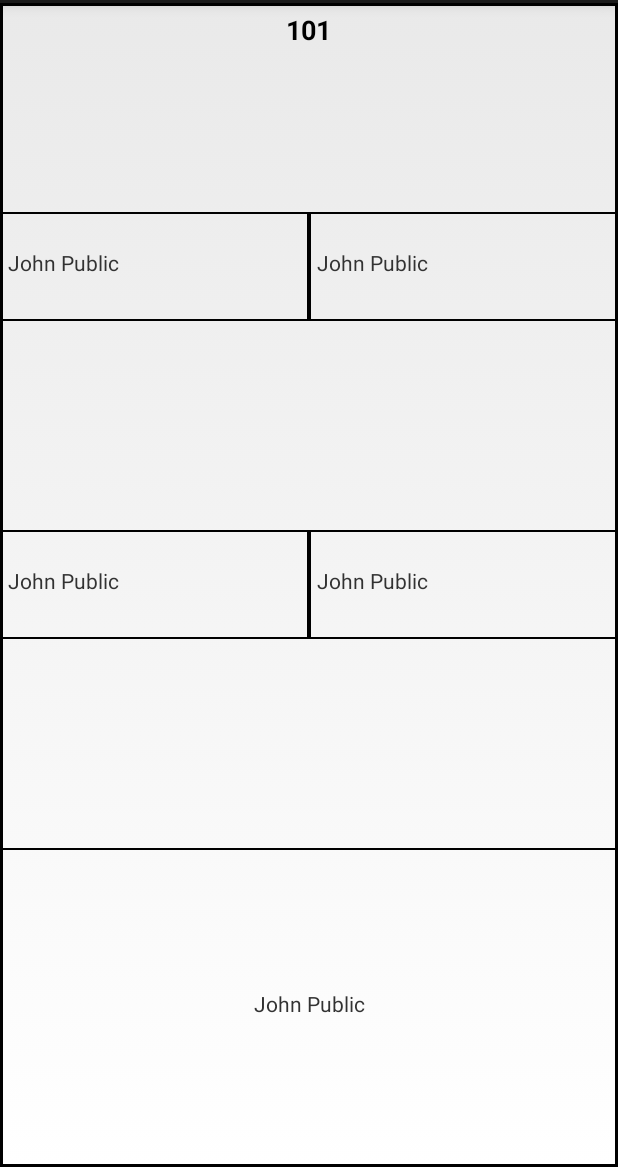
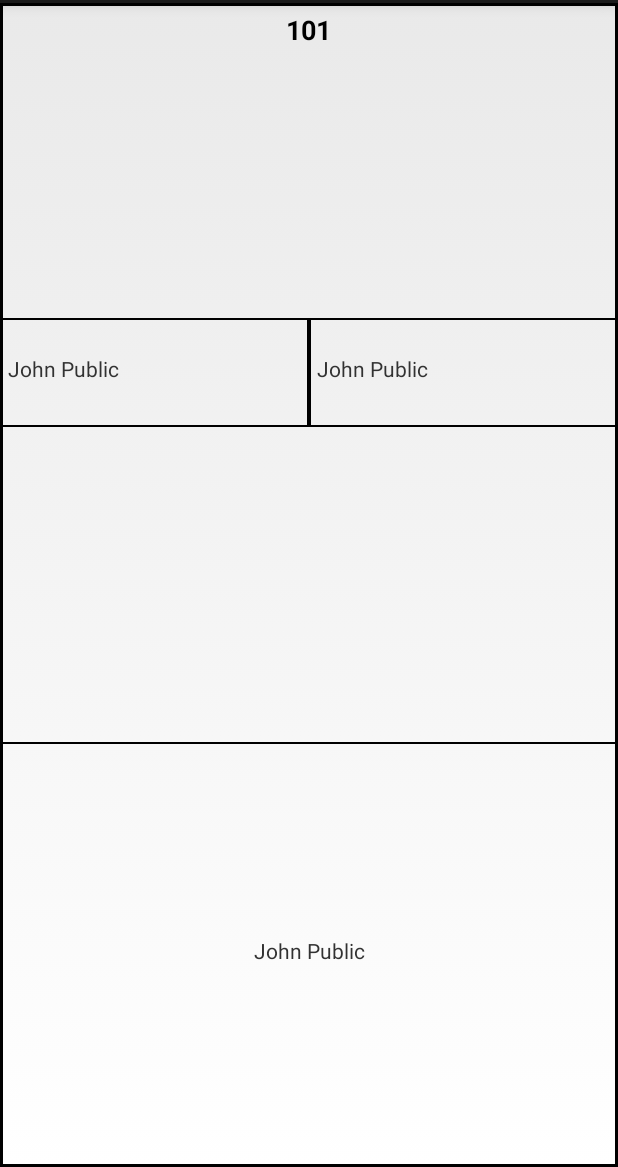
Before and after one commit to cartersm/RAFinder, an Android app: the layout layout_hall_roster_item.xml on its own in the app's theme, with its tools: preview values and no code run, on a phone screen of 412 x 824 dp, the part 69-1236 px from its top. Run offline under Robolectric (Android 15) with nearby library versions, the phone set to English and light mode, and no system bars.

Commit message:
Fixed hall roster for new DB
Also fixed a regression with Employee.statusDetail not being assigned.

```diff
--- a/Android/RAFinder/app/src/main/java/edu/rosehulman/rafinder/adapter/FloorRosterArrayAdapter.java
+++ b/Android/RAFinder/app/src/main/java/edu/rosehulman/rafinder/adapter/FloorRosterArrayAdapter.java
@@ -17,13 +17,13 @@ import edu.rosehulman.rafinder.model.person.ResidentAssistant;
 import edu.rosehulman.rafinder.model.person.SophomoreAdvisor;
 
 public class FloorRosterArrayAdapter extends ArrayAdapter<RoomEntry> {
-    public static final int MAX_ROOMMATES = 5;
+    public static final int MAX_ROOMMATES = 3;
     private final Context mContext;
     private final int mLayout;
 
     public FloorRosterArrayAdapter(Context context, int textViewResourceId, List<RoomEntry> objects) {
-        super(context, R.layout.layout_floor_roster_item, textViewResourceId, objects);
-        mLayout = R.layout.layout_floor_roster_item;
+        super(context, R.layout.layout_hall_roster_item, textViewResourceId, objects);
+        mLayout = R.layout.layout_hall_roster_item;
         mContext = context;
     }
 
@@ -37,9 +37,7 @@ public class FloorRosterArrayAdapter extends ArrayAdapter<RoomEntry> {
         TextView[] roommates = {
                 (TextView) view.findViewById(R.id.roommate1),
                 (TextView) view.findViewById(R.id.roommate2),
-                (TextView) view.findViewById(R.id.roommate3),
-                (TextView) view.findViewById(R.id.roommate4),
-                (TextView) view.findViewById(R.id.roommate5)
+                (TextView) view.findViewById(R.id.roommate3)
         };
         RoomEntry item = super.getItem(position);
         if (item instanceof RoomEntry.Lobby) {
--- a/Android/RAFinder/app/src/main/java/edu/rosehulman/rafinder/model/Hall.java
+++ b/Android/RAFinder/app/src/main/java/edu/rosehulman/rafinder/model/Hall.java
@@ -11,7 +11,7 @@ import java.util.List;
  */
 @SuppressWarnings("unused")
 public class Hall {
-    // HallRoster Firebase keys
+    // HallRoster Firebase key
     private static final String ROSTER = "Roster";
     private final HashMap<String, Floor> floors;
     private String name;
@@ -20,7 +20,8 @@ public class Hall {
         name = ds.getKey();
         floors = new HashMap<>();
         for (DataSnapshot child : ds.child(ROSTER).getChildren()) {
-            floors.put(child.getKey(), new Floor(child, name));
+            String floorNumber = child.getKey().substring(0, child.getKey().length() - 2);
+            floors.put(floorNumber, new Floor(child, name));
         }
     }
 
--- a/Android/RAFinder/app/src/main/java/edu/rosehulman/rafinder/model/person/Employee.java
+++ b/Android/RAFinder/app/src/main/java/edu/rosehulman/rafinder/model/person/Employee.java
@@ -67,6 +67,7 @@ public abstract class Employee extends Resident {
         this.phoneNumber = phoneNumber;
         this.room = room;
         this.status = status;
+        this.statusDetail = statusDetail;
         this.profilePicture = profilePicture;
         userType = getEmployeeType();
     }
--- a/Android/RAFinder/app/src/main/res/layout/layout_floor_roster_item.xml
+++ b/Android/RAFinder/app/src/main/res/layout/layout_hall_roster_item.xml
@@ -54,45 +54,8 @@
 
     </LinearLayout>
 
-    <LinearLayout
-        android:layout_width="match_parent"
-        android:layout_height="wrap_content"
-        android:layout_weight=".25"
-        android:orientation="horizontal">
-
-        <TextView
-            android:id="@+id/roommate3"
-            android:layout_width="match_parent"
-            android:layout_height="wrap_content"
-            android:layout_weight="0.5"
-            android:background="@drawable/background_grey_rectangle"
-            android:gravity="center_vertical"
-            android:lines="4"
-            android:paddingBottom="5dp"
-            android:paddingLeft="5dp"
-            android:paddingRight="5dp"
-            android:text="@string/name_default"
-            android:textAppearance="?android:attr/textAppearanceSmall" />
-
-        <TextView
-            android:id="@+id/roommate4"
-            android:layout_width="match_parent"
-            android:layout_height="wrap_content"
-            android:layout_gravity="end"
-            android:layout_weight="0.5"
-            android:background="@drawable/background_grey_rectangle"
-            android:gravity="center_vertical"
-            android:lines="4"
-            android:paddingBottom="5dp"
-            android:paddingLeft="5dp"
-            android:paddingRight="5dp"
-            android:text="@string/name_default"
-            android:textAppearance="?android:attr/textAppearanceSmall" />
-
-    </LinearLayout>
-
     <TextView
-        android:id="@+id/roommate5"
+        android:id="@+id/roommate3"
         android:layout_width="match_parent"
         android:layout_height="wrap_content"
         android:layout_gravity="center_horizontal"
```
